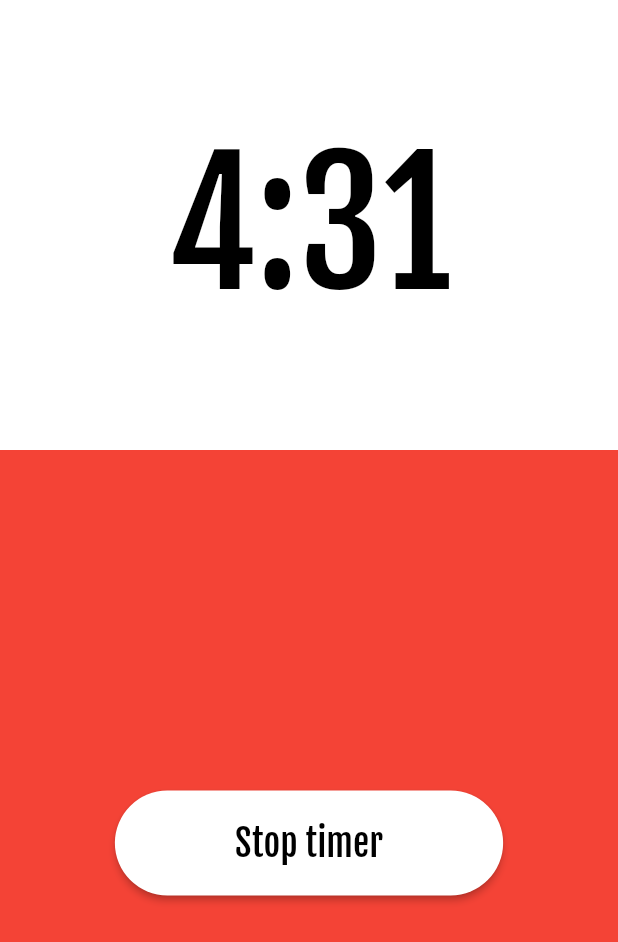
After one commit to achernoprudov/pomodoro, a Flutter app: the screen it shows after launch, swiped to page 2, on a phone screen of 412 x 824 dp. The commit adds this screen. Shown: the top 942 px of the screen. Run offline on Flutter 3.47's test engine with Material 2 defaults, Android fonts, the phone set to English and light mode, and no system bars.

Commit message:
split widget & refactoring

```diff
--- a/lib/main.dart
+++ b/lib/main.dart
@@ -1,19 +1,4 @@
 import 'package:flutter/material.dart';
-import 'package:pomodoro/src/home_container_page.dart';
+import 'package:pomodoro/src/app.dart';
 
-void main() => runApp(MyApp());
-
-class MyApp extends StatelessWidget {
-  // This widget is the root of your application.
-  @override
-  Widget build(BuildContext context) {
-    return MaterialApp(
-      title: 'Pomodoro',
-      theme: ThemeData(
-        primarySwatch: Colors.blue,
-        fontFamily: 'Fjalla',
-      ),
-      home: HomeContainerPage(),
-    );
-  }
-}
+void main() => runApp(App());
--- /dev/null
+++ b/lib/src/app.dart
@@ -0,0 +1,16 @@
+import 'package:flutter/material.dart';
+import 'package:pomodoro/src/home_container_page.dart';
+
+class App extends StatelessWidget {
+  @override
+  Widget build(BuildContext context) {
+    return MaterialApp(
+      title: 'Pomodoro',
+      theme: ThemeData(
+        primarySwatch: Colors.blue,
+        fontFamily: 'Fjalla',
+      ),
+      home: HomeContainerPage(),
+    );
+  }
+}
--- a/lib/src/home_container_page.dart
+++ b/lib/src/home_container_page.dart
@@ -14,7 +14,7 @@ class HomeContainerPage extends StatelessWidget {
       child: PageView.builder(
         controller: viewModel.pageController,
         scrollDirection: Axis.vertical,
-        // physics: NeverScrollableScrollPhysics(),
+        physics: NeverScrollableScrollPhysics(),
         itemCount: 2,
         itemBuilder: (context, index) {
           switch (index) {
--- a/lib/src/timer/timer_page.dart
+++ b/lib/src/timer/timer_page.dart
@@ -1,29 +1,20 @@
 import 'package:flutter/material.dart';
 import 'package:pomodoro/src/home_view_model.dart';
+import 'package:pomodoro/src/timer/timer_widget.dart';
+import 'package:pomodoro/src/widgets/split_widget.dart';
 import 'package:scoped_model/scoped_model.dart';
 import 'package:pomodoro/src/widgets/timer_button.dart';
 
 class TimerPage extends StatelessWidget {
   @override
   Widget build(BuildContext context) {
-    var textTheme = Theme.of(context).textTheme;
-    return Container(
-      color: Colors.red,
-      child: Column(
-        children: <Widget>[
-          Container(
-            height: 300,
-            color: Colors.white,
-            child: Center(
-              //TODO make timer
-              child: Text(
-                '4:31',
-                style: textTheme.display4.copyWith(color: Colors.black),
+    return SplitWidget(
+      topChildColor: Colors.white,
+      topChild: Center(
+        child: TimerWidget(),
       ),
-            ),
-          ),
-          Expanded(
-            child: Center(
+      bottomChildColor: Colors.red,
+      bottomChild: Center(
         child: ScopedModelDescendant<HomeViewModel>(
           rebuildOnChange: false,
           builder: (context, _, viewModel) {
@@ -36,9 +27,6 @@ class TimerPage extends StatelessWidget {
           },
         ),
       ),
-          )
-        ],
-      ),
     );
   }
 }
--- /dev/null
+++ b/lib/src/timer/timer_widget.dart
@@ -0,0 +1,12 @@
+import 'package:flutter/material.dart';
+
+class TimerWidget extends StatelessWidget {
+  @override
+  Widget build(BuildContext context) {
+    var textTheme = Theme.of(context).textTheme;
+        return Text(
+          '4:31',
+          style: textTheme.display4.copyWith(color: Colors.black),
+    );
+  }
+}
--- /dev/null
+++ b/lib/src/widgets/split_widget.dart
@@ -0,0 +1,39 @@
+import 'package:flutter/material.dart';
+
+/// Split widget into two parts
+class SplitWidget extends StatelessWidget {
+  final Widget topChild;
+  final Color topChildColor;
+  final double topChildHeight;
+
+  final Widget bottomChild;
+  final Color bottomChildColor;
+
+  const SplitWidget(
+      {Key key,
+      @required this.topChild,
+      @required this.topChildColor,
+      this.topChildHeight = 300,
+      @required this.bottomChild,
+      @required this.bottomChildColor})
+      : super(key: key);
+
+  @override
+  Widget build(BuildContext context) {
+    return Column(
+      children: <Widget>[
+        Container(
+          child: topChild,
+          color: topChildColor,
+          height: topChildHeight,
+        ),
+        Expanded(
+          child: Container(
+            child: bottomChild,
+            color: bottomChildColor,
+          ),
+        )
+      ],
+    );
+  }
+}
```
Also changed, not shown: lib/src/picker/picker_page.dart (+10 -36 lines), lib/src/picker/picker_page_header.dart (added, +31 -0 lines), lib/src/timer_state.dart (deleted), lib/src/widgets/scale/scale_item_widget.dart (renamed from lib/src/picker/scale/scale_item_widget.dart), lib/src/widgets/scale/scale_widget.dart (renamed from lib/src/picker/scale/scale_widget.dart), 1 other file. Lines whose indentation alone changed are shown as unchanged.
